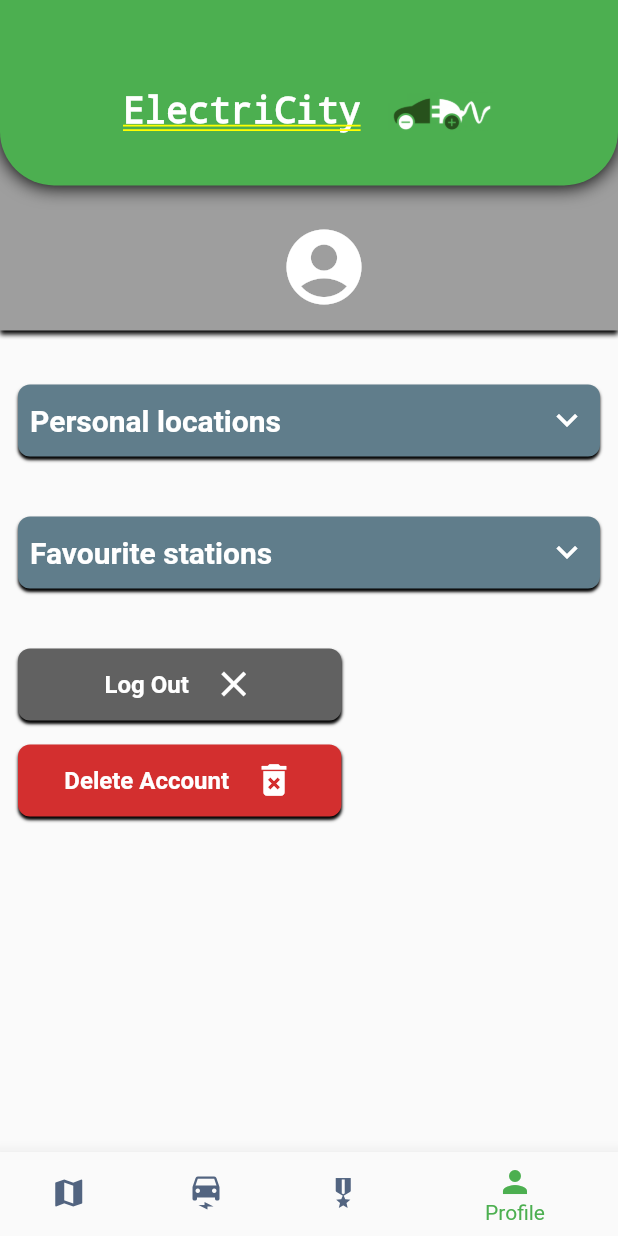
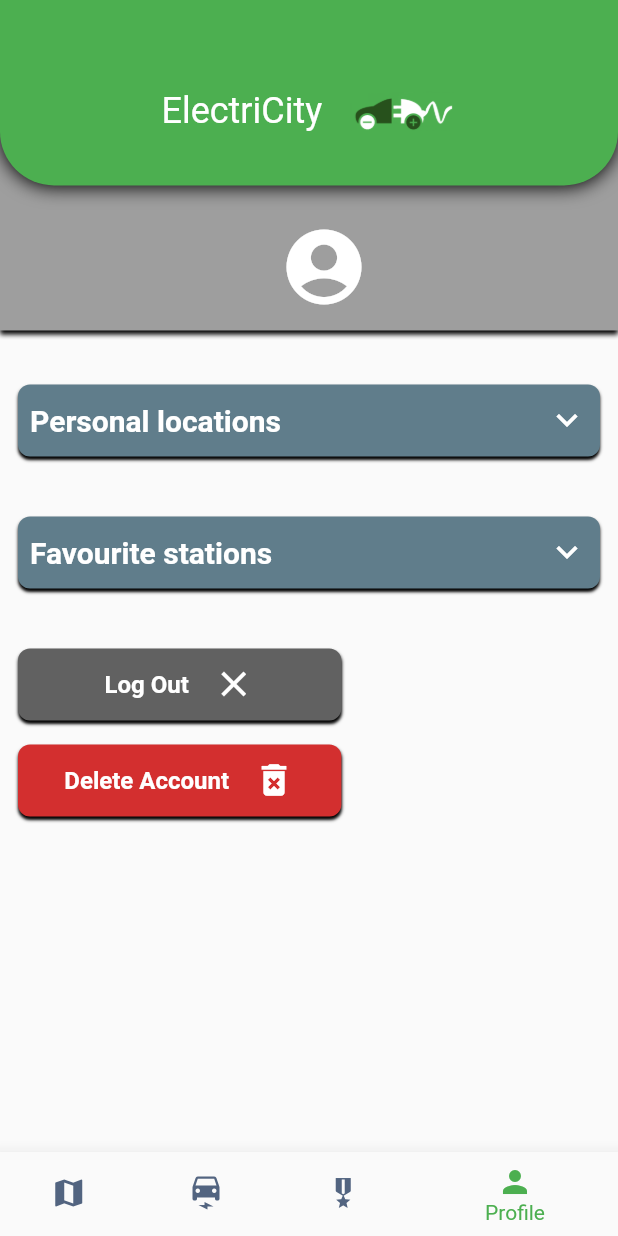
Before and after one commit to davidpb0/ElectriCity_Front, a Flutter app: the BottomBar screen opened by its route, item 4 of the bottom bar chosen, on a phone screen of 412 x 824 dp. Run offline on Flutter 3.47's test engine with Material 2 defaults, Android fonts, the phone set to English and light mode, and no system bars; our stand-ins replace animated_splash_screen, geolocator, google_maps_flutter, lottie, page_transition; missing offline and left inert: flutter_google_places_hoc081098, flutter_polyline_points, google_api_headers, google_maps_webservice; network calls fail; statements that could not run were skipped.

Commit message:
code correctness changes

```diff
--- a/lib/ui/components/navigation_bar.dart
+++ b/lib/ui/components/navigation_bar.dart
@@ -14,10 +14,10 @@ class BottomBar extends StatefulWidget {
 
 class BottomBarState extends State<BottomBar> {
   static final List<Widget> _widgetOptions = <Widget>[
-    GoogleMapa(),
+    const GoogleMapa(),
     const ListPage(),
     InfoPersonalUbiForm(),
-    ProfilePage(),
+    const ProfilePage(),
     //ProfilePage()
   ];
   var _selectedIndex = 0;
--- a/lib/ui/views/profilepage.dart
+++ b/lib/ui/views/profilepage.dart
@@ -49,11 +49,15 @@ class _ProfilePageState extends State<ProfilePage> {
                         mainAxisAlignment: MainAxisAlignment.center,
                         crossAxisAlignment: CrossAxisAlignment.center,
                         children: <Widget>[
-                          Text(userCtrl.currentUser.username,
+                          Material(
+                            color: Colors.transparent,
+                            child:Text(userCtrl.currentUser.username,
                                 style: const TextStyle(
                                     fontSize: 20,
                                     color: Colors.white,
                                     fontWeight: FontWeight.bold)),
+
+                          ),
                           const SizedBox(width: 20),
                           const Icon(Icons.account_circle, size: 60, color: Colors.white)
                         ],
@@ -314,21 +318,27 @@ class _ProfilePageState extends State<ProfilePage> {
             ],
           ),
         ),
-        DefaultHeader(
+          Material(
+            color: Colors.transparent,
+            child:DefaultHeader(
                 size: Size(screensize.width, (screensize.height * 0.15))),
+          )
+
       ]
       ),
     );
   }
 
   Widget listaFavStations() {
-    return
-      const Padding(
+    return const Material (
+        color: Colors.transparent,
+        child:Padding(
           padding: EdgeInsets.symmetric(vertical: 16),
           child: Text(
             "No favourite stations found",
             style: TextStyle(fontSize: 20, ),
             textAlign: TextAlign.center,
+          )
         )
       );
     }
@@ -337,10 +347,13 @@ class _ProfilePageState extends State<ProfilePage> {
     if (userCtrl.currentUser.personalUbiBD.isEmpty){ return
       const Padding(
         padding: EdgeInsets.symmetric(vertical: 16),
-        child: Text(
+        child: Material (
+          color: Colors.transparent,
+          child:Text(
             "No personal locations found",
-          style: TextStyle(fontSize: 20, ),
+            style: TextStyle(fontSize: 20),
             textAlign: TextAlign.center,
+          )
         )
       );
     }
```
Also changed, not shown: lib/core/services/api_service.dart (+8 -9 lines). Lines whose indentation alone changed are shown as unchanged.
